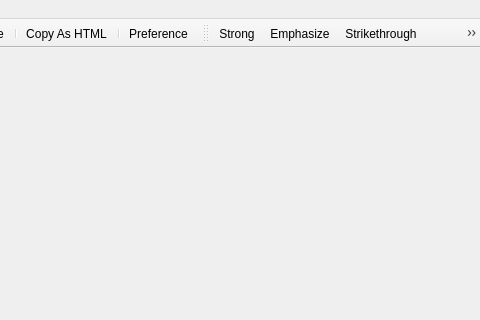
The window that mainwindow.ui (missdeer/KarenMeu) describes before a commit, drawn with Qt 5; both pictures show x 370 to 850 and y 0 to 320 of the 850 by 540 pixel window.
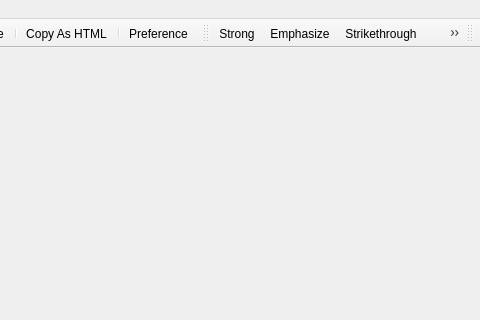
The same window after the commit. Icons and pictures are not drawn.

Commit message: (+)add render engine option toolbar

```diff
--- a/mainwindow.ui
+++ b/mainwindow.ui
@@ -243,6 +243,17 @@
    <addaction name="actionHeader5"/>
    <addaction name="actionHeader6"/>
   </widget>
+  <widget class="QToolBar" name="engineToolbar">
+   <property name="windowTitle">
+    <string>Engine Toolbar</string>
+   </property>
+   <attribute name="toolBarArea">
+    <enum>TopToolBarArea</enum>
+   </attribute>
+   <attribute name="toolBarBreak">
+    <bool>false</bool>
+   </attribute>
+  </widget>
   <action name="actionNew">
    <property name="icon">
     <iconset resource="karenmeu.qrc">
```
Left out of the diff: 6 changed lines with no effect on the pictures. The commit also changes 2 other files.
